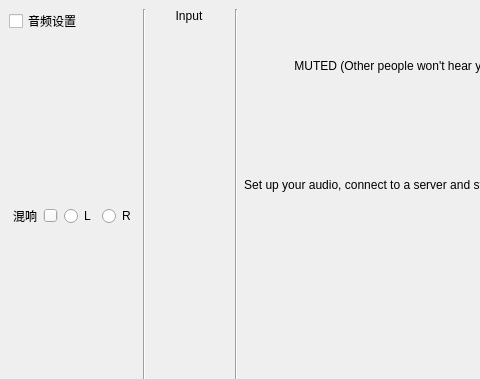
jamonyapp/jamony-jamsoul, file src/clientdlgbase.ui: the form before one commit; both pictures show x 0 to 480 and y 0 to 379 of the 561 by 490 pixel window.
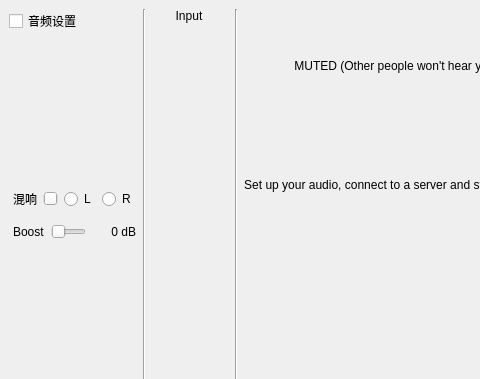
The form after the commit. Icons and pictures are not drawn. Custom widgets are drawn as their Qt base class.

Commit message:
feat: Boost 效果器(CAudioBoost) + 修复 arm64 opus SSE4.1 编译
- 新增 CAudioBoost 插件: soft-knee 软限幅(阈值0.95以下零染色,以上软压趋近0dBFS), 0~+18dB 连续增益, 信号链电平表后/混响前插入
- 效果器仅 GUI 客户端加载: Init+Process 都包 #ifndef HEADLESS, headless looper(房主)只做信号传输不碰音色, serveronly 天然无效果器
- UI: frameBoost 横向机架(照 frameReverb 风格) + dB 标签精准显示(替代reverb的L/R), 走 clientdlg 主窗口
- settings: boostlev 键持久化(0..AUD_BOOST_MAX)
- Jamulus.pro: macx 块加 QT_ARCH=arm64, 修复 qmake 在本机误判 x86_64 触发 opus SSE4.1 分支但 -arch arm64 编 x86 intrinsics 失败

```diff
--- a/src/clientdlgbase.ui
+++ b/src/clientdlgbase.ui
@@ -167,6 +167,54 @@
                   </layout>
                  </widget>
                 </item>
+                <item>
+                 <widget class="QFrame" name="frameBoost">
+                  <property name="frameShape"><enum>QFrame::NoFrame</enum></property>
+                  <layout class="QHBoxLayout" name="boostRackLayout">
+                   <property name="spacing"><number>6</number></property>
+                   <property name="leftMargin"><number>4</number></property>
+                   <property name="topMargin"><number>4</number></property>
+                   <property name="rightMargin"><number>4</number></property>
+                   <property name="bottomMargin"><number>4</number></property>
+                   <item>
+                    <widget class="QLabel" name="lblAudioBoost">
+                     <property name="text"><string>Boost</string></property>
+                    </widget>
+                   </item>
+                   <item>
+                    <widget class="QSlider" name="sldAudioBoost">
+                     <property name="sizePolicy">
+                      <sizepolicy hsizetype="Expanding" vsizetype="Fixed">
+                       <horstretch>0</horstretch>
+                       <verstretch>0</verstretch>
+                      </sizepolicy>
+                     </property>
+                     <property name="minimumSize">
+                      <size>
+                       <width>0</width>
+                       <height>22</height>
+                      </size>
+                     </property>
+                     <property name="pageStep"><number>1</number></property>
+                     <property name="orientation"><enum>Qt::Horizontal</enum></property>
+                     <property name="tickPosition"><enum>QSlider::NoTicks</enum></property>
+                    </widget>
+                   </item>
+                   <item>
+                    <widget class="QLabel" name="lblBoostDb">
+                     <property name="text"><string>0 dB</string></property>
+                     <property name="minimumSize">
+                      <size>
+                       <width>44</width>
+                       <height>0</height>
+                      </size>
+                     </property>
+                     <property name="alignment"><set>Qt::AlignRight|Qt::AlignVCenter</set></property>
+                    </widget>
+                   </item>
+                  </layout>
+                 </widget>
+                </item>
                 <item>
                  <spacer>
                   <property name="orientation">
```
The commit also changes 8 other files.
